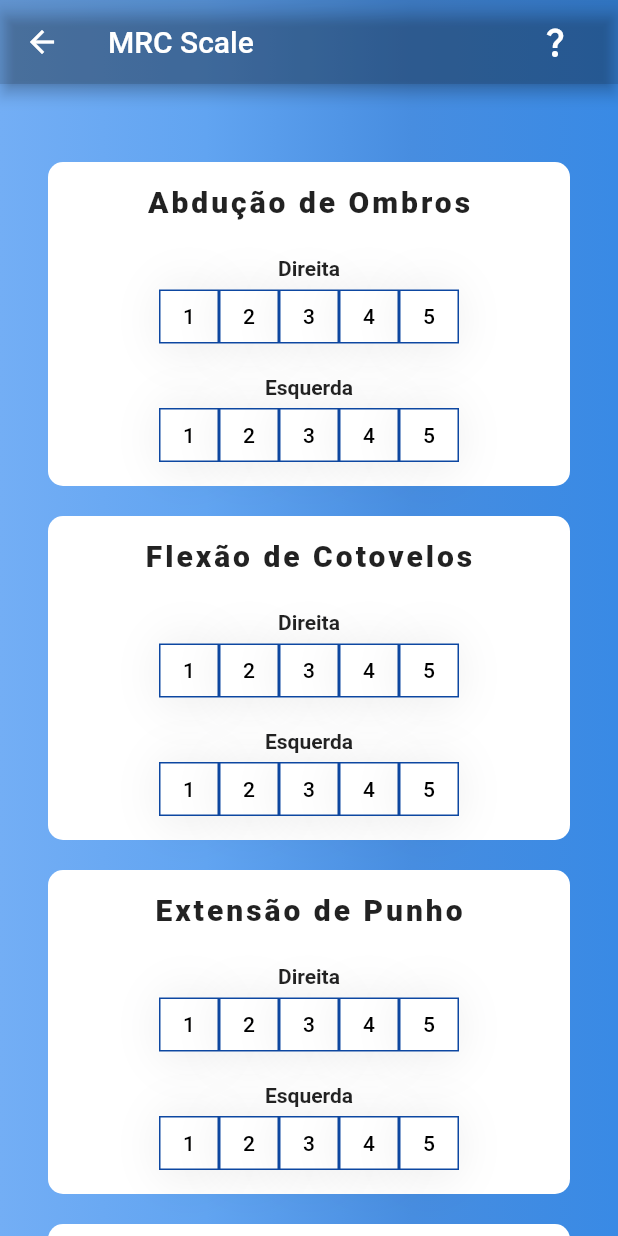
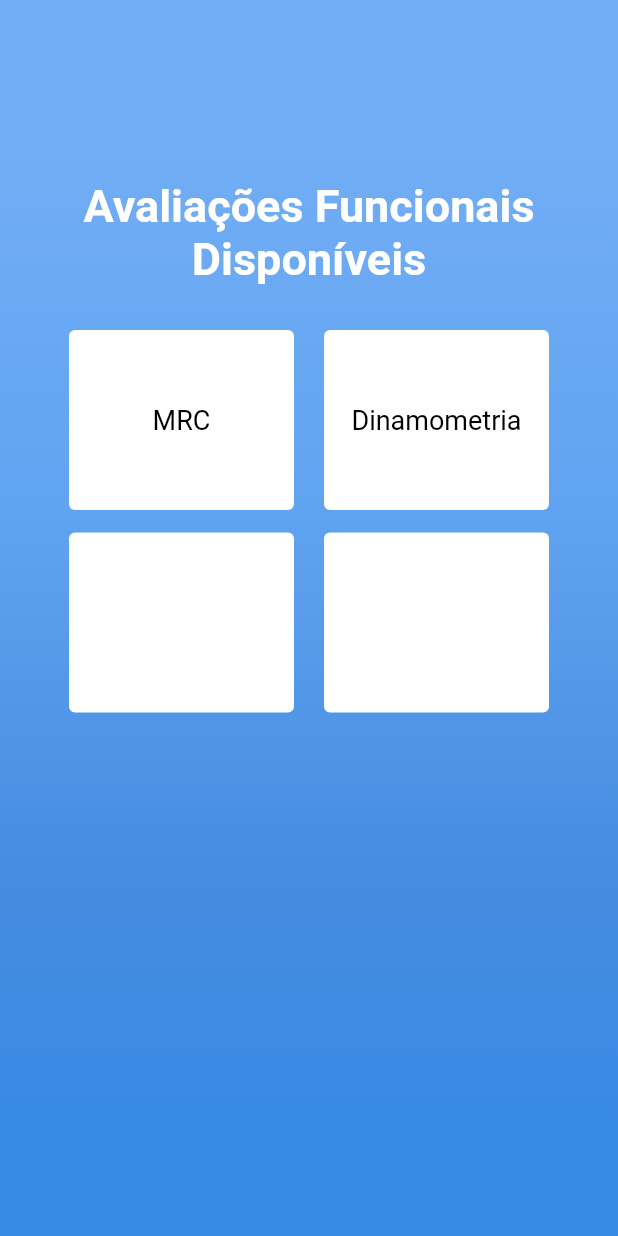
Before and after one commit to MathMarks/avaliaPhysio, a Flutter app: the screen it shows once a user with an empty profile is signed in, after a tap on "Realizar Avaliação Funcional", on a phone screen of 412 x 824 dp. Run offline on Flutter 3.47's test engine with Material 2 defaults, Android fonts, the phone set to English and light mode, and no system bars; drawn by our look-alikes of group_button; our stand-ins replace cloud_firestore, firebase_auth, firebase_core, fl_chart, pdf and 1 more; missing offline and left inert: dart:ffi, localstore, open_file_plus, to_csv; accounts and stored records are empty; network calls fail; Roboto replaces fonts that are missing (OpenSans).

```diff
--- a/lib/login_screen.dart
+++ b/lib/login_screen.dart
@@ -6,6 +6,7 @@ import 'package:projeto_tcc_2/main.dart';
 import 'package:firebase_auth/firebase_auth.dart';
 import 'package:projeto_tcc_2/cadastroFisio.dart';
 import 'package:intl/intl.dart';
+import 'package:projeto_tcc_2/menu_avaliacoes.dart';
 
 class LoginScreen extends StatefulWidget {
   @override
@@ -177,7 +178,7 @@ class _LoginScreenState extends State<LoginScreen> {
 
   Widget _buildAvaliacaoRapidaBtn() {
     return Container(
-      padding: EdgeInsets.symmetric(vertical: 25.0),
+      padding: const EdgeInsets.symmetric(vertical: 25.0),
       width: double.infinity,
       child: ElevatedButton(
         style: TextButton.styleFrom(
@@ -189,13 +190,11 @@ class _LoginScreenState extends State<LoginScreen> {
           ),
         ),
         onPressed: () {
-          Navigator.push(
-              context,
-              MaterialPageRoute(
-                  builder: (context) => AvaliacaoMRCHorizontal()));
+          Navigator.push(context,
+              MaterialPageRoute(builder: (context) => const MenuAvaliacoes()));
         },
-        child: Text(
-          'Avaliação Rápida - MRC',
+        child: const Text(
+          'Avaliação Rápida',
           style: TextStyle(
             color: Color.fromARGB(255, 255, 255, 255),
             letterSpacing: 1.5,
--- a/lib/main.dart
+++ b/lib/main.dart
@@ -4,7 +4,6 @@ import 'package:projeto_tcc_2/login_screen.dart';
 import 'package:firebase_core/firebase_core.dart';
 import 'package:firebase_auth/firebase_auth.dart';
 import 'package:projeto_tcc_2/profile_page.dart';
-import 'package:localstore/localstore.dart';
 
 void main() async {
   WidgetsFlutterBinding.ensureInitialized();
--- /dev/null
+++ b/lib/menu_avaliacoes.dart
@@ -0,0 +1,101 @@
+import 'package:flutter/material.dart';
+import 'package:projeto_tcc_2/avaliacaoMRCHorizontal.dart';
+
+class MenuAvaliacoes extends StatefulWidget {
+  const MenuAvaliacoes({super.key});
+
+  @override
+  State<MenuAvaliacoes> createState() => _MenuAvaliacoesState();
+}
+
+class _MenuAvaliacoesState extends State<MenuAvaliacoes> {
+  ButtonStyle _styleBotaoAvaliacao() {
+    return TextButton.styleFrom(
+        fixedSize: const Size(150, 120),
+        backgroundColor: Colors.white,
+        foregroundColor: Colors.black,
+        textStyle: const TextStyle(fontSize: 18));
+  }
+
+  Widget build(BuildContext context) {
+    return Scaffold(
+      body: Stack(
+        children: <Widget>[
+          Container(
+            height: double.infinity,
+            width: double.infinity,
+            decoration: BoxDecoration(
+              gradient: LinearGradient(
+                begin: Alignment.topCenter,
+                end: Alignment.bottomCenter,
+                colors: [
+                  Color(0xFF73AEF5),
+                  Color(0xFF61A4F1),
+                  Color(0xFF478DE0),
+                  Color(0xFF398AE5),
+                ],
+                stops: [0.1, 0.4, 0.7, 0.9],
+              ),
+            ),
+          ),
+          Container(
+            height: double.infinity,
+            child: SingleChildScrollView(
+              physics: AlwaysScrollableScrollPhysics(),
+              padding: EdgeInsets.symmetric(
+                horizontal: 40.0,
+                vertical: 120.0,
+              ),
+              child: Center(
+                child: Column(
+                  mainAxisAlignment: MainAxisAlignment.center,
+                  children: <Widget>[
+                    Text(
+                      'Avaliações Funcionais Disponíveis',
+                      style: TextStyle(
+                        color: Colors.white,
+                        fontFamily: 'OpenSans',
+                        fontSize: 30.0,
+                        fontWeight: FontWeight.bold,
+                      ),
+                      textAlign: TextAlign.center,
+                    ),
+                    SizedBox(height: 30.0),
+                    Wrap(
+                      spacing: 20,
+                      runSpacing: 15,
+                      children: [
+                        TextButton(
+                            style: _styleBotaoAvaliacao(),
+                            onPressed: () {
+                              Navigator.push(
+                                  context,
+                                  MaterialPageRoute(
+                                      builder: (context) =>
+                                          AvaliacaoMRCHorizontal()));
+                            },
+                            child: Text("MRC")),
+                        TextButton(
+                            style: _styleBotaoAvaliacao(),
+                            onPressed: () {},
+                            child: Text("Dinamometria")),
+                        TextButton(
+                            style: _styleBotaoAvaliacao(),
+                            onPressed: () {},
+                            child: Text("")),
+                        TextButton(
+                            style: _styleBotaoAvaliacao(),
+                            onPressed: () {},
+                            child: Text("")),
+                      ],
+                    ),
+                  ],
+                ),
+              ),
+            ),
+          )
+        ],
+      ),
+    );
+  }
+}
--- a/lib/profile_page.dart
+++ b/lib/profile_page.dart
@@ -9,6 +9,7 @@ import 'package:projeto_tcc_2/buscaPacientesFisio.dart';
 import 'package:projeto_tcc_2/cadastroPacientes.dart';
 import 'package:projeto_tcc_2/login_screen.dart';
 import 'package:localstore/localstore.dart';
+import 'package:projeto_tcc_2/menu_avaliacoes.dart';
 
 class Profile extends StatefulWidget {
   @override
@@ -275,7 +276,7 @@ class _ProfileState extends State<Profile> {
                                                     context,
                                                     MaterialPageRoute(
                                                         builder: (context) =>
-                                                            AvaliacaoMRCHorizontal()));
+                                                            const MenuAvaliacoes()));
                                               },
                                               child: Column(
                                                 crossAxisAlignment:
--- a/pubspec.yaml
+++ b/pubspec.yaml
@@ -51,6 +51,7 @@ dependencies:
   open_file: ^3.3.1
   open_file_plus: ^3.4.1
   syncfusion_flutter_charts: ^21.2.4
+  to_csv: ^1.1.2
 
 dev_dependencies:
   flutter_test:
```
Also changed, not shown: lib/relatorios/graphs/graphMRC2.dart (+28 -0 lines), lib/relatorios/relatorioMRC.dart (+77 -31 lines), pubspec.lock, 6 other files.
